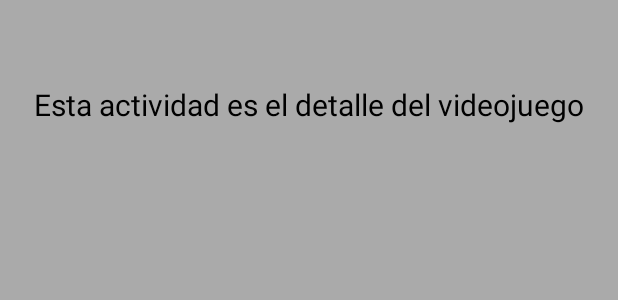
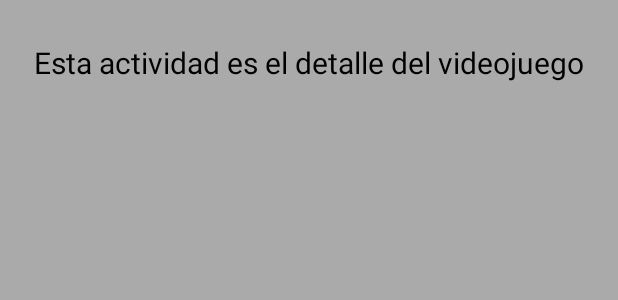
Before and after one commit to Brunoo652/RecuperacionInterfaces, an Android app: the layout activity_detail.xml on its own in the app's theme, with its tools: preview values and no code run, on a phone screen of 412 x 824 dp. Shown: the top 300 px of the screen. Run offline under Robolectric (Android 15) with nearby library versions, the phone set to English and light mode, and no system bars; network calls fail.

Commit message:
Proyecto finalizado

```diff
--- a/Android/MyAplication/app/src/main/res/layout/activity_detail.xml
+++ b/Android/MyAplication/app/src/main/res/layout/activity_detail.xml
@@ -12,29 +12,30 @@
         android:id="@+id/textView"
         android:layout_width="match_parent"
         android:layout_height="wrap_content"
-        android:layout_marginTop="56dp"
+        android:layout_marginTop="28dp"
         android:text="Esta actividad es el detalle del videojuego"
         android:textAlignment="center"
         android:textColor="@color/black"
         android:textSize="20dp"
         app:layout_constraintTop_toTopOf="parent"
-        tools:layout_editor_absoluteX="16dp"></TextView>
+        tools:layout_editor_absoluteX="-11dp"></TextView>
 
     <TextView
         android:id="@+id/nombreDetalleVideojuego"
-        android:layout_width="265dp"
-        android:layout_height="50dp"
-        android:layout_marginTop="40dp"
+        android:layout_width="339dp"
+        android:layout_height="56dp"
+        android:layout_marginTop="16dp"
+        android:textAlignment="center"
+        android:textColor="@color/black"
         app:layout_constraintEnd_toEndOf="parent"
         app:layout_constraintStart_toStartOf="parent"
         app:layout_constraintTop_toBottomOf="@+id/textView" />
 
-
     <ImageView
-        android:layout_width="230dp"
-        android:layout_height="274dp"
+        android:id="@+id/ImagenDetalleVideojuego"
+        android:layout_width="232dp"
+        android:layout_height="282dp"
         android:layout_marginTop="40dp"
-        android:id="@+id/ImagenDetalleVideojuego"
         app:layout_constraintBottom_toTopOf="@+id/textoDescripcion"
         app:layout_constraintEnd_toEndOf="parent"
         app:layout_constraintHorizontal_bias="0.497"
@@ -44,11 +45,14 @@
 
     <TextView
         android:id="@+id/textoDescripcion"
-        android:layout_width="383dp"
-        android:layout_height="192dp"
-        android:layout_marginBottom="16dp"
+        android:layout_width="406dp"
+        android:layout_height="262dp"
+        android:layout_marginBottom="4dp"
+        android:textColor="@color/black"
         app:layout_constraintBottom_toBottomOf="parent"
-        tools:ignore="MissingConstraints"
-        tools:layout_editor_absoluteX="12dp"></TextView>
+        app:layout_constraintEnd_toEndOf="parent"
+        app:layout_constraintHorizontal_bias="1.0"
+        app:layout_constraintStart_toStartOf="parent"
+        tools:ignore="MissingConstraints"></TextView>
 
 </androidx.constraintlayout.widget.ConstraintLayout>
```
Also changed, not shown: Android/MyAplication/app/src/main/java/com/afundacion/myaplication/DetailActivity.java (+6 -4 lines), Android/MyAplication/app/src/main/java/com/afundacion/myaplication/ViewHolder.java (+6 -15 lines), Android/MyAplication/app/src/main/res/layout/view_holder.xml (+5 -6 lines).
